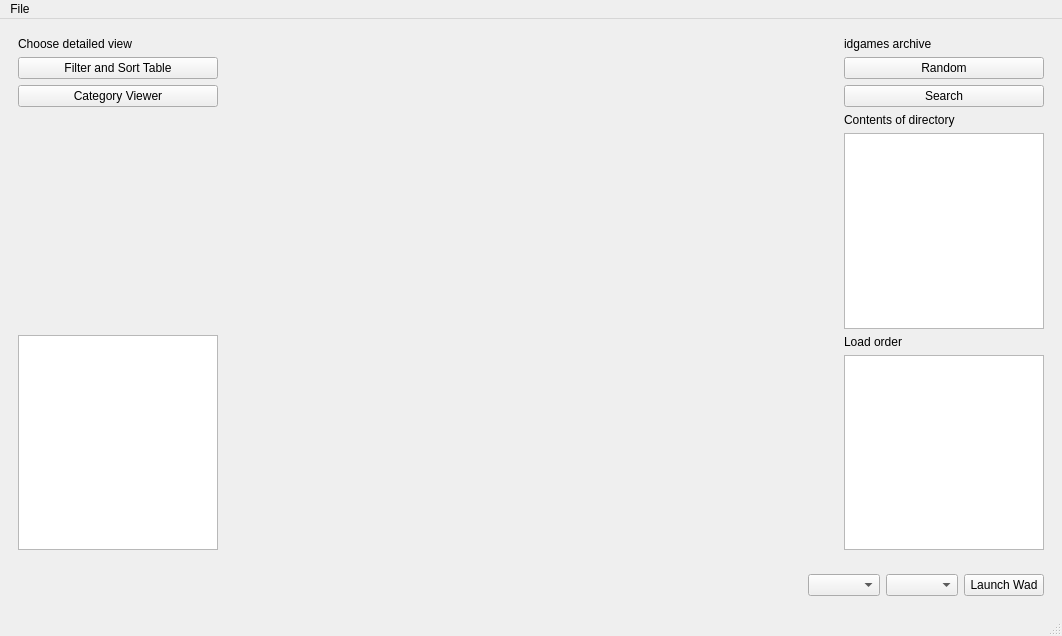
Before: the Qt Designer form src/main/resources/base/template/wadlauncher.ui in karlpet/WadLauncher, drawn with Qt 5.
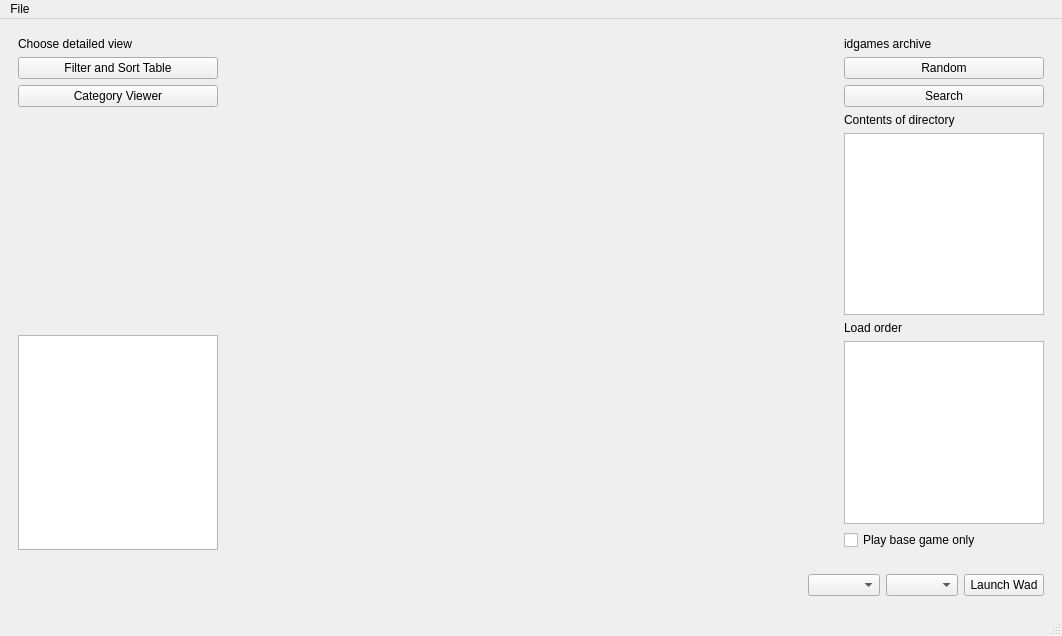
After: the same form once the commit is applied.

Commit message: Make user able to only launch the base game iwad. (#103)

What changed in the file:
```diff
--- a/src/main/resources/base/template/wadlauncher.ui
+++ b/src/main/resources/base/template/wadlauncher.ui
@@ -225,6 +225,13 @@
            </property>
           </widget>
          </item>
+         <item>
+          <widget class="QCheckBox" name="sidebar_iwad_only">
+           <property name="text">
+            <string>Play base game only</string>
+           </property>
+          </widget>
+         </item>
         </layout>
        </widget>
       </item>
```
Left out of the diff: 2 changed lines with no effect on the pictures. The commit also changes 3 other files.
